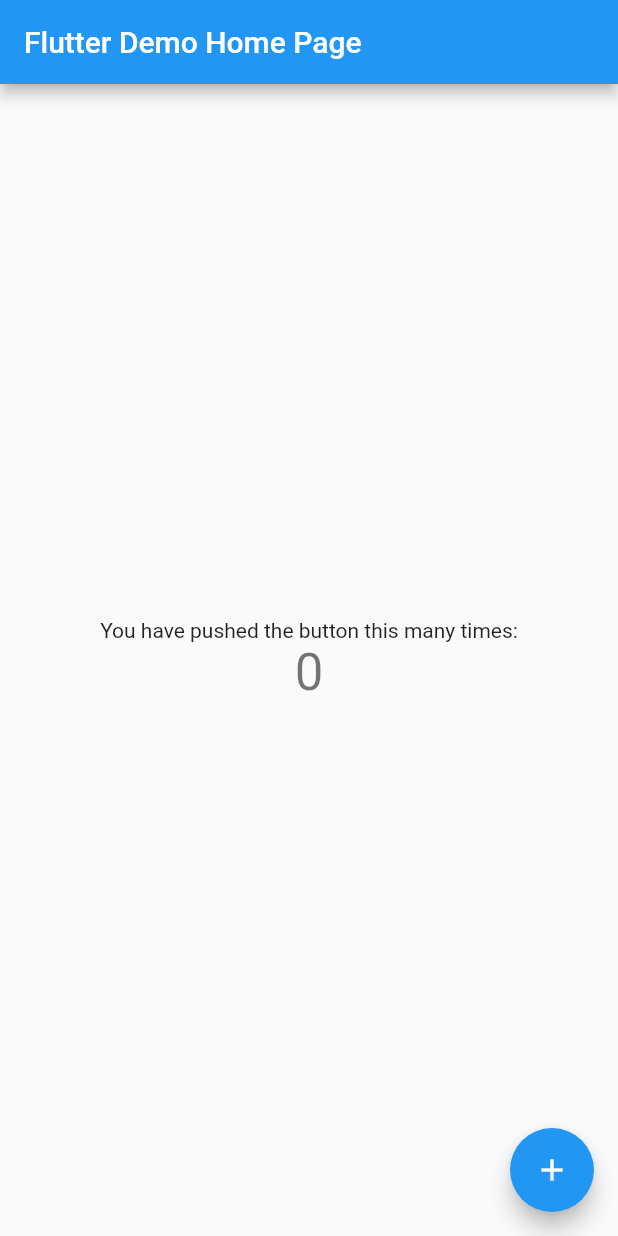
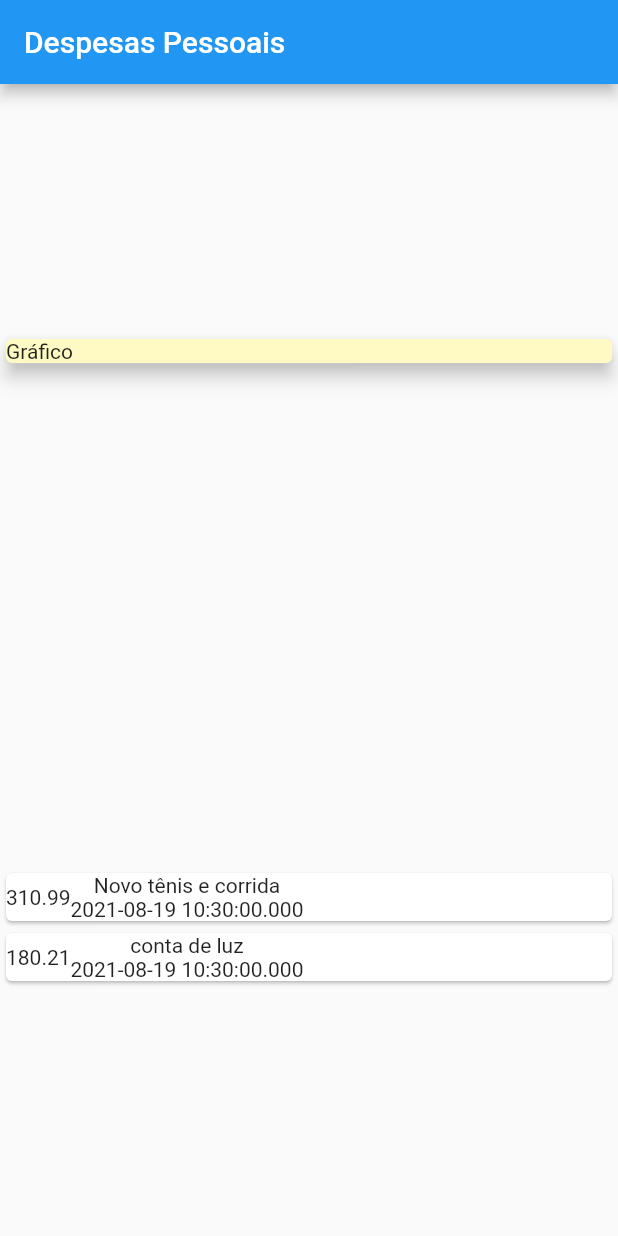
Before and after one commit to AlexandreSkal/expensesUdemy, a Flutter app: the screen it shows after launch, on a phone screen of 412 x 824 dp. Run offline on Flutter 3.47's test engine with Material 2 defaults, Android fonts, the phone set to English and light mode, and no system bars.

Commit message:
Primeiro dia Aplicaçao

```diff
--- a/lib/main.dart
+++ b/lib/main.dart
@@ -1,113 +1,68 @@
+import 'package:expenses/model/transaction.dart';
 import 'package:flutter/material.dart';
 
-void main() {
-  runApp(MyApp());
-}
+main() => runApp(ExpensesApp());
 
-class MyApp extends StatelessWidget {
-  // This widget is the root of your application.
+class ExpensesApp extends StatelessWidget {
   @override
   Widget build(BuildContext context) {
-    return MaterialApp(
-      title: 'Flutter Demo',
-      theme: ThemeData(
-        // This is the theme of your application.
-        //
-        // Try running your application with "flutter run". You'll see the
-        // application has a blue toolbar. Then, without quitting the app, try
-        // changing the primarySwatch below to Colors.green and then invoke
-        // "hot reload" (press "r" in the console where you ran "flutter run",
-        // or simply save your changes to "hot reload" in a Flutter IDE).
-        // Notice that the counter didn't reset back to zero; the application
-        // is not restarted.
-        primarySwatch: Colors.blue,
-      ),
-      home: MyHomePage(title: 'Flutter Demo Home Page'),
-    );
+    return MaterialApp(home: MyHomeApp());
   }
 }
 
-class MyHomePage extends StatefulWidget {
-  MyHomePage({Key? key, required this.title}) : super(key: key);
-
-  // This widget is the home page of your application. It is stateful, meaning
-  // that it has a State object (defined below) that contains fields that affect
-  // how it looks.
-
-  // This class is the configuration for the state. It holds the values (in this
-  // case the title) provided by the parent (in this case the App widget) and
-  // used by the build method of the State. Fields in a Widget subclass are
-  // always marked "final".
-
-  final String title;
-
-  @override
-  _MyHomePageState createState() => _MyHomePageState();
-}
-
-class _MyHomePageState extends State<MyHomePage> {
-  int _counter = 0;
-
-  void _incrementCounter() {
-    setState(() {
-      // This call to setState tells the Flutter framework that something has
-      // changed in this State, which causes it to rerun the build method below
-      // so that the display can reflect the updated values. If we changed
-      // _counter without calling setState(), then the build method would not be
-      // called again, and so nothing would appear to happen.
-      _counter++;
-    });
-  }
-
+class MyHomeApp extends StatelessWidget {
+  final _transactions = [
+    Transaction(
+      id: '1',
+      title: 'Novo tênis e corrida',
+      value: 310.99,
+      date: DateTime.now(),
+    ),
+    Transaction(
+      id: '2',
+      title: 'conta de luz',
+      value: 180.21,
+      date: DateTime.now(),
+    ),
+  ];
   @override
   Widget build(BuildContext context) {
-    // This method is rerun every time setState is called, for instance as done
-    // by the _incrementCounter method above.
-    //
-    // The Flutter framework has been optimized to make rerunning build methods
-    // fast, so that you can just rebuild anything that needs updating rather
-    // than having to individually change instances of widgets.
     return Scaffold(
-      appBar: AppBar(
-        // Here we take the value from the MyHomePage object that was created by
-        // the App.build method, and use it to set our appbar title.
-        title: Text(widget.title),
-      ),
-      body: Center(
-        // Center is a layout widget. It takes a single child and positions it
-        // in the middle of the parent.
-        child: Column(
-          // Column is also a layout widget. It takes a list of children and
-          // arranges them vertically. By default, it sizes itself to fit its
-          // children horizontally, and tries to be as tall as its parent.
-          //
-          // Invoke "debug painting" (press "p" in the console, choose the
-          // "Toggle Debug Paint" action from the Flutter Inspector in Android
-          // Studio, or the "Toggle Debug Paint" command in Visual Studio Code)
-          // to see the wireframe for each widget.
-          //
-          // Column has various properties to control how it sizes itself and
-          // how it positions its children. Here we use mainAxisAlignment to
-          // center the children vertically; the main axis here is the vertical
-          // axis because Columns are vertical (the cross axis would be
-          // horizontal).
-          mainAxisAlignment: MainAxisAlignment.center,
-          children: <Widget>[
-            Text(
-              'You have pushed the button this many times:',
+        appBar: AppBar(
+          title: Text('Despesas Pessoais'),
+        ),
+        body: Column(
+          mainAxisAlignment: MainAxisAlignment.spaceAround,
+          crossAxisAlignment: CrossAxisAlignment.stretch,
+          children: [
+            Container(
+              width: double.infinity,
+              child: Card(
+                color: Colors.yellow[100],
+                child: Text('Gráfico'),
+                elevation: 5,
+              ),
             ),
-            Text(
-              '$_counter',
-              style: Theme.of(context).textTheme.headline4,
-            ),
+            Column(
+              children: _transactions
+                  .map((tr) => Card(
+                        child: Row(
+                          children: [
+                            Container(
+                              child: Text(tr.value.toString()),
+                            ),
+                            Column(
+                              children: [
+                                Text(tr.title),
+                                Text(tr.date.toString()),
+                              ],
+                            )
+                          ],
+                        ),
+                      ))
+                  .toList(),
+            )
           ],
-        ),
-      ),
-      floatingActionButton: FloatingActionButton(
-        onPressed: _incrementCounter,
-        tooltip: 'Increment',
-        child: Icon(Icons.add),
-      ), // This trailing comma makes auto-formatting nicer for build methods.
-    );
+        ));
   }
 }
--- /dev/null
+++ b/lib/model/transaction.dart
@@ -0,0 +1,13 @@
+class Transaction {
+  final String id;
+  final String title;
+  final double value;
+  final DateTime date;
+
+  Transaction({
+    required this.id,
+    required this.title,
+    required this.value,
+    required this.date,
+  });
+}
```
